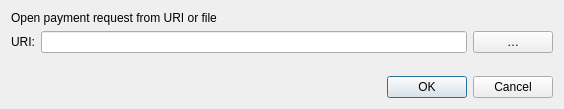
SidGrip/Electron-ELT, file src/qt/forms/openuridialog.ui: the form before one commit.
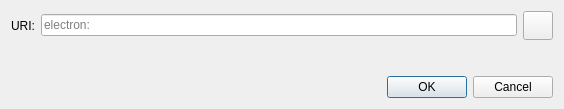
The form after the commit. Icons and pictures are not drawn. Custom widgets are drawn as their Qt base class.

Commit message: Rebase Electron onto Core 25.2

Patch:
```diff
--- a/src/qt/forms/openuridialog.ui
+++ b/src/qt/forms/openuridialog.ui
@@ -14,13 +14,6 @@
    <string>Open URI</string>
   </property>
   <layout class="QVBoxLayout" name="verticalLayout">
-   <item>
-    <widget class="QLabel" name="label_2">
-     <property name="text">
-      <string>Open payment request from URI or file</string>
-     </property>
-    </widget>
-   </item>
    <item>
     <layout class="QHBoxLayout" name="horizontalLayout">
      <item>
@@ -31,18 +24,30 @@
       </widget>
      </item>
      <item>
-      <widget class="QValidatedLineEdit" name="uriEdit"/>
+      <widget class="QValidatedLineEdit" name="uriEdit">
+       <property name="placeholderText">
+        <string notr="true">electron:</string>
+       </property>
+      </widget>
      </item>
      <item>
-      <widget class="QPushButton" name="selectFileButton">
+      <widget class="QToolButton" name="pasteButton">
        <property name="toolTip">
         <string>Select payment request file</string>
        </property>
        <property name="text">
-        <string notr="true">…</string>
+        <string/>
        </property>
-       <property name="autoDefault">
-        <bool>false</bool>
+       <property name="icon">
+        <iconset resource="../bitcoin.qrc">
+         <normaloff>:/icons/editpaste</normaloff>:/icons/editpaste
+        </iconset>
+       </property>
+       <property name="iconSize">
+        <size>
+         <width>22</width>
+         <height>22</height>
+        </size>
        </property>
       </widget>
      </item>
```
Left out of the diff: 6 changed lines with no effect on the pictures. The commit also changes 2509 other files.
